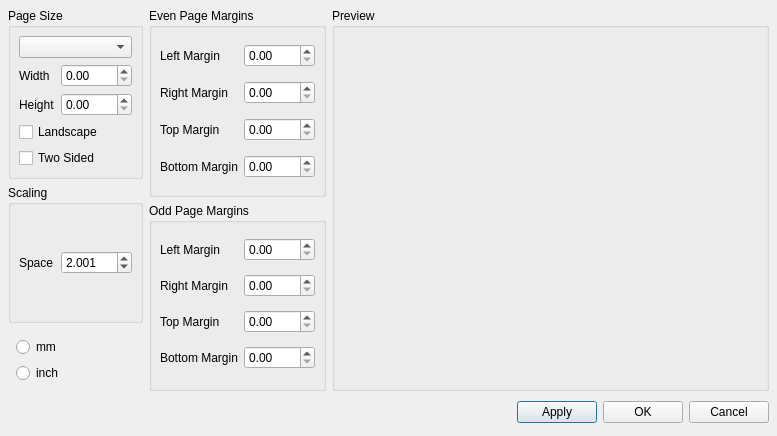
musescore/musescore-old, file mscore/mscore/pagesettings.ui: the form before one commit.
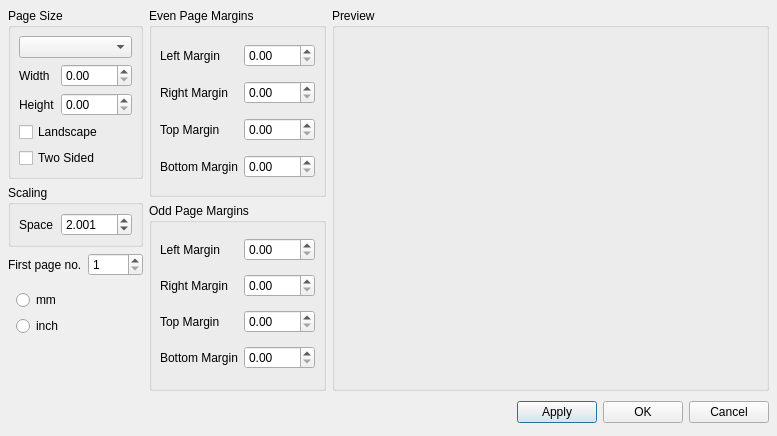
The form after the commit.

Commit message: feature request #8356: Configurable first page number (patch by Miwarre)

```diff
--- a/mscore/mscore/pagesettings.ui
+++ b/mscore/mscore/pagesettings.ui
@@ -222,8 +222,35 @@
       </widget>
      </item>
      <item>
-      <layout class="QVBoxLayout" >
-       <property name="spacing" >
+      <layout class="QHBoxLayout" name="horizontalLayout_2">
+       <item>
+        <widget class="QLabel" name="label_12">
+         <property name="text">
+          <string>First page no.</string>
+         </property>
+         <property name="textFormat">
+          <enum>Qt::PlainText</enum>
+         </property>
+         <property name="buddy">
+          <cstring>pageOffsetEntry</cstring>
+         </property>
+        </widget>
+       </item>
+       <item>
+        <widget class="QSpinBox" name="pageOffsetEntry">
+         <property name="minimum">
+          <number>1</number>
+         </property>
+         <property name="maximum">
+          <number>999</number>
+         </property>
+        </widget>
+       </item>
+      </layout>
+     </item>
+     <item>
+      <layout class="QVBoxLayout">
+       <property name="spacing">
         <number>6</number>
        </property>
        <property name="margin" >
@@ -245,6 +272,19 @@
        </item>
       </layout>
      </item>
+     <item>
+      <spacer name="verticalSpacer">
+       <property name="orientation">
+        <enum>Qt::Vertical</enum>
+       </property>
+       <property name="sizeHint" stdset="0">
+        <size>
+         <width>20</width>
+         <height>40</height>
+        </size>
+       </property>
+      </spacer>
+     </item>
     </layout>
    </item>
    <item row="0" column="1" >
```
Left out of the diff: 364 changed lines with no effect on the pictures. The commit also changes 8 other files.
